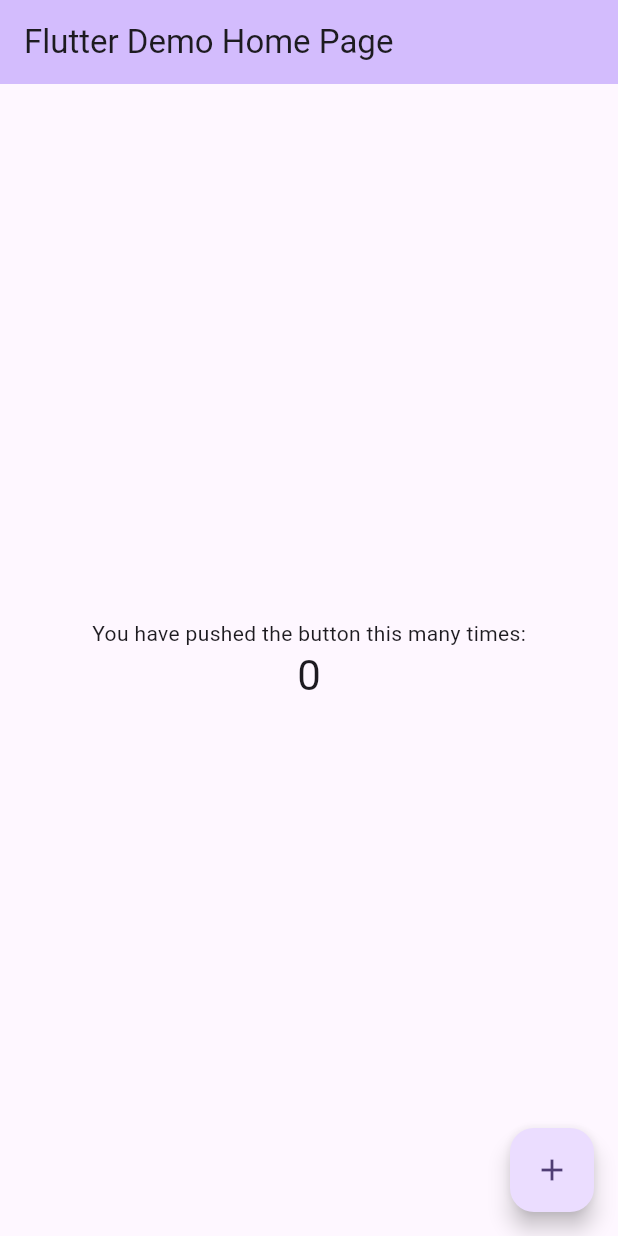
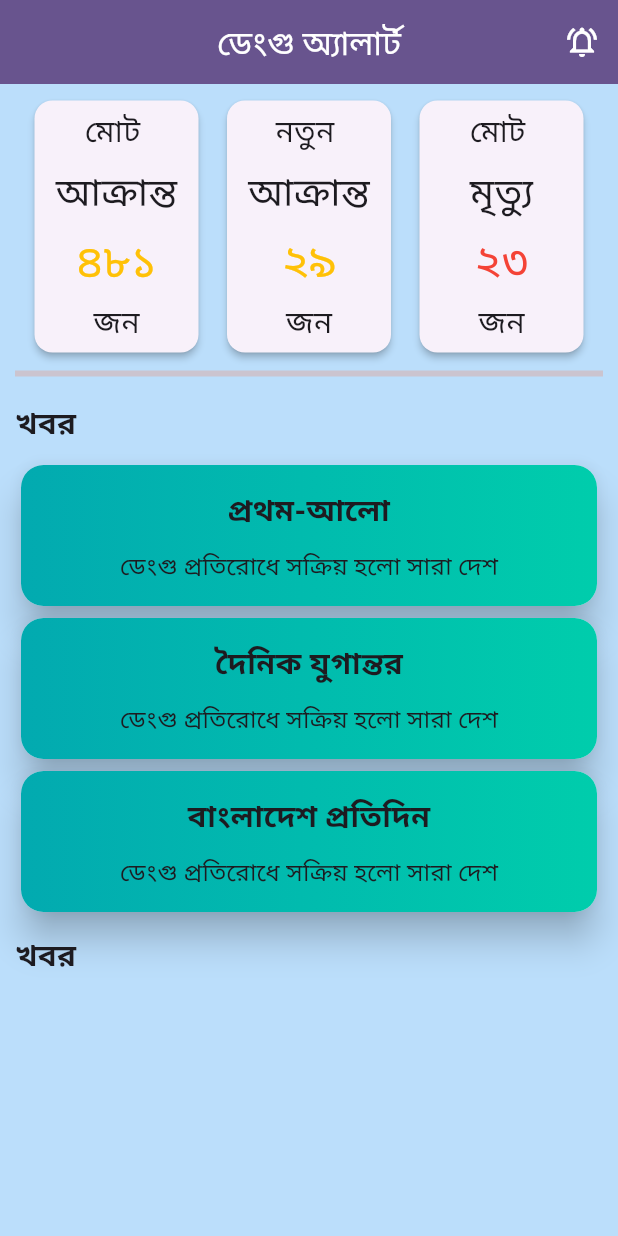
Before and after one commit to nayef-shuvo/dengue_app, a Flutter app: the screen it shows after launch, on a phone screen of 412 x 824 dp. Run offline on Flutter 3.47's test engine with Material 2 defaults, Android fonts, the phone set to English and light mode, and no system bars.

Commit message:
added news

```diff
--- a/lib/main.dart
+++ b/lib/main.dart
@@ -1,4 +1,6 @@
 import 'package:flutter/material.dart';
+
+import 'screen/splash_screen.dart';
 
 void main() {
   runApp(const MyApp());
@@ -12,114 +14,12 @@ class MyApp extends StatelessWidget {
   Widget build(BuildContext context) {
     return MaterialApp(
       title: 'Flutter Demo',
+      debugShowCheckedModeBanner: false,
       theme: ThemeData(
-        // This is the theme of your application.
-        //
-        // TRY THIS: Try running your application with "flutter run". You'll see
-        // the application has a blue toolbar. Then, without quitting the app,
-        // try changing the seedColor in the colorScheme below to Colors.green
-        // and then invoke "hot reload" (save your changes or press the "hot
-        // reload" button in a Flutter-supported IDE, or press "r" if you used
-        // the command line to start the app).
-        //
-        // Notice that the counter didn't reset back to zero; the application
-        // state is not lost during the reload. To reset the state, use hot
-        // restart instead.
-        //
-        // This works for code too, not just values: Most code changes can be
-        // tested with just a hot reload.
         colorScheme: ColorScheme.fromSeed(seedColor: Colors.deepPurple),
         useMaterial3: true,
       ),
-      home: const MyHomePage(title: 'Flutter Demo Home Page'),
+      home: const SplashScreen(),
     );
   }
 }
-
-class MyHomePage extends StatefulWidget {
-  const MyHomePage({super.key, required this.title});
-
-  // This widget is the home page of your application. It is stateful, meaning
-  // that it has a State object (defined below) that contains fields that affect
-  // how it looks.
-
-  // This class is the configuration for the state. It holds the values (in this
-  // case the title) provided by the parent (in this case the App widget) and
-  // used by the build method of the State. Fields in a Widget subclass are
-  // always marked "final".
-
-  final String title;
-
-  @override
-  State<MyHomePage> createState() => _MyHomePageState();
-}
-
-class _MyHomePageState extends State<MyHomePage> {
-  int _counter = 0;
-
-  void _incrementCounter() {
-    setState(() {
-      // This call to setState tells the Flutter framework that something has
-      // changed in this State, which causes it to rerun the build method below
-      // so that the display can reflect the updated values. If we changed
-      // _counter without calling setState(), then the build method would not be
-      // called again, and so nothing would appear to happen.
-      _counter++;
-    });
-  }
-
-  @override
-  Widget build(BuildContext context) {
-    // This method is rerun every time setState is called, for instance as done
-    // by the _incrementCounter method above.
-    //
-    // The Flutter framework has been optimized to make rerunning build methods
-    // fast, so that you can just rebuild anything that needs updating rather
-    // than having to individually change instances of widgets.
-    return Scaffold(
-      appBar: AppBar(
-        // TRY THIS: Try changing the color here to a specific color (to
-        // Colors.amber, perhaps?) and trigger a hot reload to see the AppBar
-        // change color while the other colors stay the same.
-        backgroundColor: Theme.of(context).colorScheme.inversePrimary,
-        // Here we take the value from the MyHomePage object that was created by
-        // the App.build method, and use it to set our appbar title.
-        title: Text(widget.title),
-      ),
-      body: Center(
-        // Center is a layout widget. It takes a single child and positions it
-        // in the middle of the parent.
-        child: Column(
-          // Column is also a layout widget. It takes a list of children and
-          // arranges them vertically. By default, it sizes itself to fit its
-          // children horizontally, and tries to be as tall as its parent.
-          //
-          // Column has various properties to control how it sizes itself and
-          // how it positions its children. Here we use mainAxisAlignment to
-          // center the children vertically; the main axis here is the vertical
-          // axis because Columns are vertical (the cross axis would be
-          // horizontal).
-          //
-          // TRY THIS: Invoke "debug painting" (choose the "Toggle Debug Paint"
-          // action in the IDE, or press "p" in the console), to see the
-          // wireframe for each widget.
-          mainAxisAlignment: MainAxisAlignment.center,
-          children: <Widget>[
-            const Text(
-              'You have pushed the button this many times:',
-            ),
-            Text(
-              '$_counter',
-              style: Theme.of(context).textTheme.headlineMedium,
-            ),
-          ],
-        ),
-      ),
-      floatingActionButton: FloatingActionButton(
-        onPressed: _incrementCounter,
-        tooltip: 'Increment',
-        child: const Icon(Icons.add),
-      ), // This trailing comma makes auto-formatting nicer for build methods.
-    );
-  }
-}
--- /dev/null
+++ b/lib/screen/home_screen.dart
@@ -0,0 +1,122 @@
+// ignore_for_file: public_member_api_docs, sort_constructors_first
+import 'package:dengue_app/widget/news_card.dart';
+import 'package:flutter/material.dart';
+
+class HomePage extends StatelessWidget {
+  const HomePage({super.key});
+
+  @override
+  Widget build(BuildContext context) {
+    return Scaffold(
+      appBar: AppBar(
+        title: const Text('ডেংগু অ্যালার্ট',
+            style: TextStyle(color: Colors.white)),
+        centerTitle: true,
+        backgroundColor: Theme.of(context).colorScheme.primary,
+        actions: [
+          IconButton(
+              onPressed: () {},
+              icon: const Icon(
+                Icons.notifications_active_outlined,
+                color: Colors.white,
+              ))
+        ],
+      ),
+      body: Container(
+          padding: const EdgeInsets.symmetric(horizontal: 10, vertical: 5),
+          color: Theme.of(context).primaryColorLight,
+          child: Column(
+            crossAxisAlignment: CrossAxisAlignment.start,
+            children: [
+              const Row(
+                mainAxisAlignment: MainAxisAlignment.spaceEvenly,
+                children: [
+                  AffectedCount(title: 'মোট ', count: '৪৮১'),
+                  AffectedCount(title: 'নতুন ', count: '২৯'),
+                  AffectedCount(title: 'মোট ', count: '২৩', isDead: true),
+                ],
+              ),
+              Divider(thickness: 4),
+              const SizedBox(height: 10),
+              const Text(
+                'খবর',
+                style: TextStyle(fontWeight: FontWeight.bold, fontSize: 20),
+              ),
+              const SizedBox(height: 10),
+              SizedBox(
+                width: double.maxFinite,
+                child: NewsCard(
+                    title: 'প্রথম-আলো',
+                    subtitle: 'ডেংগু প্রতিরোধে সক্রিয় হলো সারা দেশ'),
+              ),
+              SizedBox(
+                width: double.maxFinite,
+                child: NewsCard(
+                    title: 'দৈনিক যুগান্তর',
+                    subtitle: 'ডেংগু প্রতিরোধে সক্রিয় হলো সারা দেশ'),
+              ),
+              SizedBox(
+                width: double.maxFinite,
+                child: NewsCard(
+                    title: 'বাংলাদেশ প্রতিদিন',
+                    subtitle: 'ডেংগু প্রতিরোধে সক্রিয় হলো সারা দেশ'),
+              ),
+              const SizedBox(
+                height: 10,
+              ),
+              const Text(
+                'খবর',
+                style: TextStyle(fontWeight: FontWeight.bold, fontSize: 20),
+              ),
+            ],
+          )),
+    );
+  }
+}
+
+class AffectedCount extends StatelessWidget {
+  final String title;
+  final String count;
+  final bool isDead;
+  const AffectedCount({
+    Key? key,
+    required this.title,
+    required this.count,
+    this.isDead = false,
+  }) : super(key: key);
+
+  @override
+  Widget build(BuildContext context) {
+    return Container(
+      padding: EdgeInsets.all(2),
+      // margin: EdgeInsets.all(0.5),
+      width: MediaQuery.of(context).size.width / 3 - 16,
+      height: 180,
+      child: Card(
+        elevation: 2,
+        child: Column(
+          mainAxisAlignment: MainAxisAlignment.spaceEvenly,
+          children: [
+            Text(
+              title,
+              style: TextStyle(fontSize: 20),
+            ),
+            Text(
+              isDead ? 'মৃত্যু' : 'আক্রান্ত',
+              style: TextStyle(fontSize: 26),
+            ),
+            Text(
+              count,
+              style: TextStyle(
+                  fontSize: 30, color: isDead ? Colors.red : Colors.amber),
+            ),
+            Text(
+              'জন',
+              style: TextStyle(fontSize: 20),
+            ),
+          ],
+        ),
+      ),
+    );
+  }
+}
--- /dev/null
+++ b/lib/screen/splash_screen.dart
@@ -0,0 +1,63 @@
+import 'dart:async';
+
+import 'package:flutter/material.dart';
+
+import 'home_screen.dart';
+
+class SplashScreen extends StatefulWidget {
+  const SplashScreen({super.key});
+
+  @override
+  State<SplashScreen> createState() => _SplashScreenState();
+}
+
+class _SplashScreenState extends State<SplashScreen> {
+  @override
+  void initState() {
+    // TODO: implement initState
+    Timer(const Duration(seconds: 2), () {
+      Navigator.pushReplacement(
+        context,
+        MaterialPageRoute(builder: (context) => HomePage()),
+      );
+    });
+    super.initState();
+  }
+
+  @override
+  Widget build(BuildContext context) {
+    return Scaffold(
+      body: Container(
+        decoration: BoxDecoration(
+          gradient: LinearGradient(
+            begin: Alignment.topLeft,
+            end: Alignment.bottomRight,
+            colors: [
+              Colors.deepPurple,
+              Colors.purple,
+            ],
+          ),
+        ),
+        child: Center(
+          child: Column(
+            mainAxisAlignment: MainAxisAlignment.center,
+            children: [
+              ClipRRect(
+                borderRadius: BorderRadius.circular(50),
+                child: Image.asset(
+                  'assets/dengue-logo.jpg',
+                  width: 100,
+                  height: 100,
+                ),
+              ),
+              const SizedBox(height: 20),
+              const CircularProgressIndicator(
+                color: Colors.white,
+              ),
+            ],
+          ),
+        ),
+      ),
+    );
+  }
+}
--- /dev/null
+++ b/lib/widget/news_card.dart
@@ -0,0 +1,55 @@
+// ignore_for_file: public_member_api_docs, sort_constructors_first
+import 'package:flutter/material.dart';
+
+class NewsCard extends StatelessWidget {
+  final String title;
+  final String subtitle;
+
+  const NewsCard({
+    Key? key,
+    required this.title,
+    required this.subtitle,
+  }) : super(key: key);
+
+  @override
+  Widget build(BuildContext context) {
+    return Card(
+      shape: RoundedRectangleBorder(borderRadius: BorderRadius.circular(15.0)),
+      elevation: 10.0,
+      child: Container(
+        decoration: BoxDecoration(
+          borderRadius: BorderRadius.circular(15.0),
+          gradient: const LinearGradient(
+            colors: [
+              Color(0xff02AAB0),
+              Color(0xff00CDAC),
+            ],
+            begin: FractionalOffset(0.0, 0.0),
+            end: FractionalOffset(1.0, 0.0),
+            stops: [0.0, 1.0],
+            tileMode: TileMode.clamp,
+          ),
+        ),
+        child: Padding(
+          padding: const EdgeInsets.all(15.0),
+          child: Column(
+            children: <Widget>[
+              Text(
+                title,
+                style: const TextStyle(
+                  fontSize: 20.0,
+                  fontWeight: FontWeight.bold,
+                ),
+              ),
+              const SizedBox(height: 10),
+              Text(
+                subtitle,
+                style: const TextStyle(fontSize: 16.0),
+              ),
+            ],
+          ),
+        ),
+      ),
+    );
+  }
+}
```
Also changed, not shown: pubspec.yaml (+6 -6 lines), assets/dengue-logo.jpg (added), pubspec.lock.
